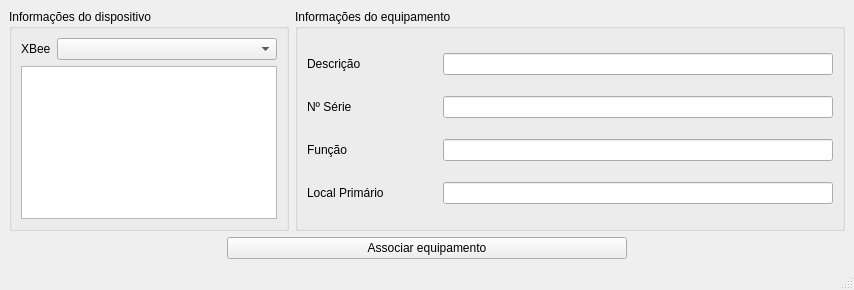
Above: app/xbee_manager/views/ui/associate_equipment.ui from PauloCamargos/lgp-manager before the change. Below: the same form after it.
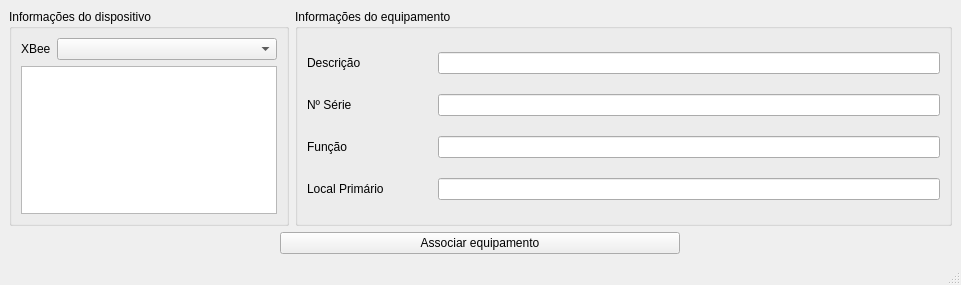
That is the form after the change.

```diff
--- a/app/xbee_manager/views/ui/associate_equipment.ui
+++ b/app/xbee_manager/views/ui/associate_equipment.ui
@@ -6,10 +6,22 @@
    <rect>
     <x>0</x>
     <y>0</y>
-    <width>854</width>
-    <height>290</height>
+    <width>961</width>
+    <height>285</height>
    </rect>
   </property>
+  <property name="minimumSize">
+   <size>
+    <width>961</width>
+    <height>285</height>
+   </size>
+  </property>
+  <property name="maximumSize">
+   <size>
+    <width>961</width>
+    <height>285</height>
+   </size>
+  </property>
   <property name="windowTitle">
    <string>Associar Equipamento</string>
   </property>
@@ -84,7 +96,7 @@
               <widget class="QLineEdit" name="ledit_descritpion">
                <property name="sizePolicy">
                 <sizepolicy hsizetype="Preferred" vsizetype="Fixed">
-                 <horstretch>3</horstretch>
+                 <horstretch>4</horstretch>
                  <verstretch>0</verstretch>
                 </sizepolicy>
                </property>
@@ -117,7 +129,7 @@
               <widget class="QLineEdit" name="ledit_nserie">
                <property name="sizePolicy">
                 <sizepolicy hsizetype="Preferred" vsizetype="Fixed">
-                 <horstretch>3</horstretch>
+                 <horstretch>4</horstretch>
                  <verstretch>0</verstretch>
                 </sizepolicy>
                </property>
@@ -150,7 +162,7 @@
               <widget class="QLineEdit" name="ledit_function">
                <property name="sizePolicy">
                 <sizepolicy hsizetype="Preferred" vsizetype="Fixed">
-                 <horstretch>3</horstretch>
+                 <horstretch>4</horstretch>
                  <verstretch>0</verstretch>
                 </sizepolicy>
                </property>
@@ -183,7 +195,7 @@
               <widget class="QLineEdit" name="ledit_primary_place">
                <property name="sizePolicy">
                 <sizepolicy hsizetype="Preferred" vsizetype="Fixed">
-                 <horstretch>3</horstretch>
+                 <horstretch>4</horstretch>
                  <verstretch>0</verstretch>
                 </sizepolicy>
                </property>
```
